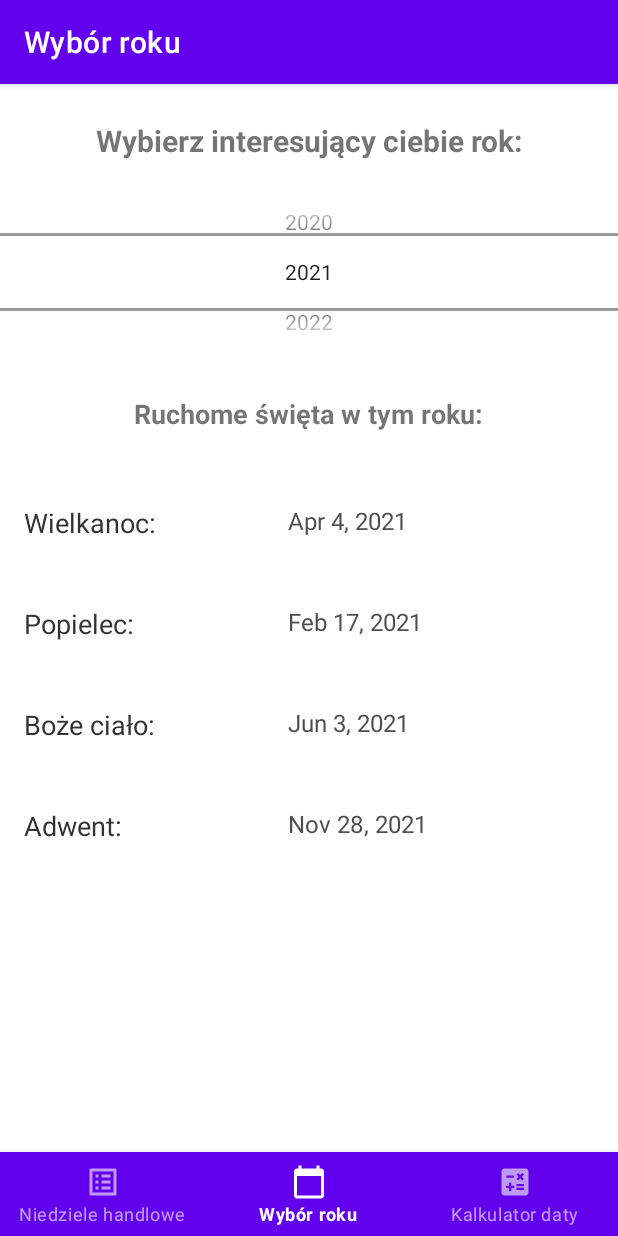
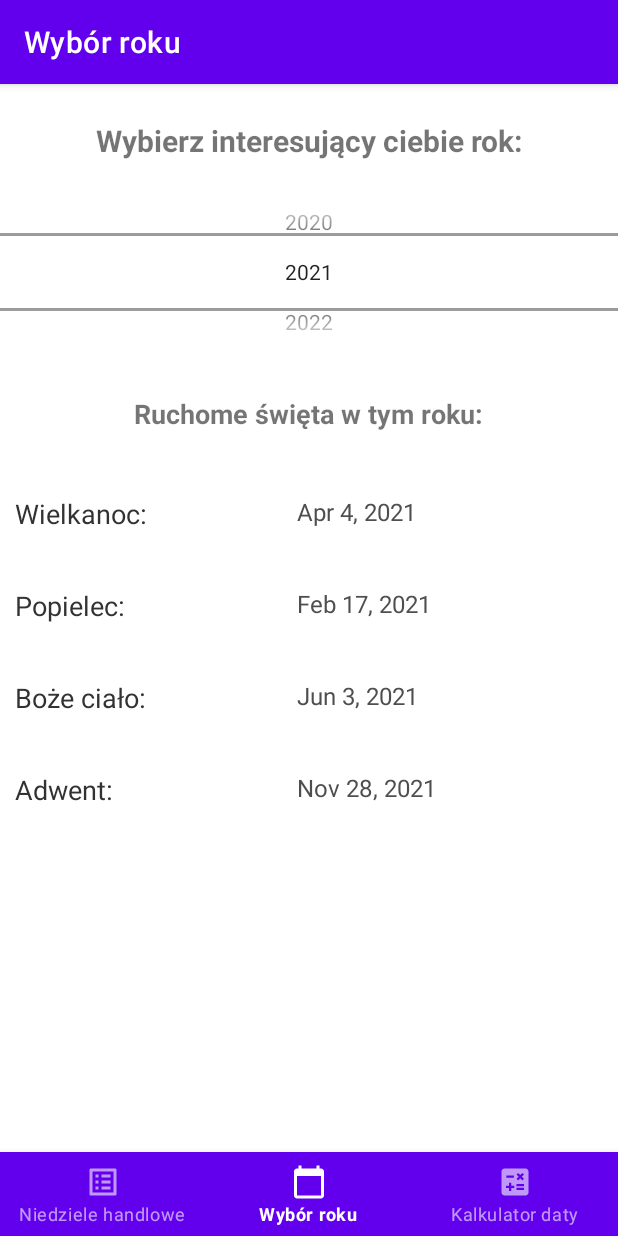
Before and after one commit to Cheriit/Perpetual_Calendar, an Android app: the screen it shows after launch (MainActivity), on a phone screen of 412 x 824 dp. Run offline under Robolectric (Android 15) with nearby library versions, the phone set to English and light mode, and no system bars; our stand-ins replace navigation-ui.

Commit message:
Event refactor

```diff
--- a/app/src/main/java/com/cherit/perpetualcalendar/ui/components/event_list/EventListFragment.kt
+++ b/app/src/main/java/com/cherit/perpetualcalendar/ui/components/event_list/EventListFragment.kt
@@ -1,20 +1,15 @@
 package com.cherit.perpetualcalendar.ui.components.event_list
 
 import android.os.Bundle
+import android.view.LayoutInflater
+import android.view.View
+import android.view.ViewGroup
 import androidx.fragment.app.Fragment
 import androidx.recyclerview.widget.LinearLayoutManager
 import androidx.recyclerview.widget.RecyclerView
-import android.view.LayoutInflater
-import android.view.View
-import android.view.ViewGroup
 import com.cherit.perpetualcalendar.R
-import com.cherit.perpetualcalendar.models.Event
 
 class EventListFragment : Fragment() {
-
-    override fun onCreate(savedInstanceState: Bundle?) {
-        super.onCreate(savedInstanceState)
-    }
 
     override fun onCreateView(
         inflater: LayoutInflater, container: ViewGroup?,
--- a/app/src/main/java/com/cherit/perpetualcalendar/ui/views/shopping_sunday/ShoppingSundayViewModel.kt
+++ b/app/src/main/java/com/cherit/perpetualcalendar/ui/views/shopping_sunday/ShoppingSundayViewModel.kt
@@ -1,12 +1,8 @@
 package com.cherit.perpetualcalendar.ui.views.shopping_sunday
 
-import androidx.lifecycle.LiveData
 import androidx.lifecycle.MutableLiveData
 import androidx.lifecycle.ViewModel
 import com.cherit.perpetualcalendar.models.Event
-import com.cherit.perpetualcalendar.utils.getShoppingSundayList
-import java.util.*
-import kotlin.collections.ArrayList
 
 class ShoppingSundayViewModel : ViewModel() {
 
--- a/app/src/main/java/com/cherit/perpetualcalendar/ui/views/year_selection/YearSelectionFragment.kt
+++ b/app/src/main/java/com/cherit/perpetualcalendar/ui/views/year_selection/YearSelectionFragment.kt
@@ -6,9 +6,7 @@ import android.view.View
 import android.view.ViewGroup
 import android.widget.NumberPicker
 import androidx.fragment.app.Fragment
-import androidx.lifecycle.Observer
 import androidx.lifecycle.ViewModelProvider
-import androidx.navigation.fragment.findNavController
 import androidx.recyclerview.widget.RecyclerView
 import com.cherit.perpetualcalendar.R
 import com.cherit.perpetualcalendar.ui.components.event_list.EventListRecyclerViewAdapter
--- a/app/src/main/java/com/cherit/perpetualcalendar/ui/views/year_selection/YearSelectionViewModel.kt
+++ b/app/src/main/java/com/cherit/perpetualcalendar/ui/views/year_selection/YearSelectionViewModel.kt
@@ -12,6 +12,4 @@ class YearSelectionViewModel : ViewModel() {
 
     var selectedYear: MutableLiveData<Int> = MutableLiveData<Int>(LocalDate.now().year)
 
-    var movingEvents: MutableLiveData<ArrayList<Event>> = MutableLiveData<ArrayList<Event>>()
-
 }
--- a/app/src/main/res/layout/fragment_event.xml
+++ b/app/src/main/res/layout/fragment_event.xml
@@ -6,9 +6,10 @@
 
     <TextView
         android:id="@+id/event_name"
-        android:layout_width="150dp"
+        android:layout_width="168dp"
         android:layout_height="wrap_content"
-        android:layout_margin="@dimen/text_margin"
+        android:layout_marginHorizontal="10dp"
+        android:layout_marginVertical="10dp"
         android:textAppearance="?attr/textAppearanceListItem"
         android:textColor="#323232"
         android:textSize="18sp" />
@@ -23,7 +24,8 @@
             android:layout_width="match_parent"
             android:layout_height="wrap_content"
             android:layout_marginStart="10dp"
-            android:layout_marginTop="@dimen/text_margin"
+            android:layout_marginTop="10dp"
+            android:layout_marginEnd="10dp"
             android:textAppearance="?attr/textAppearanceListItem"
             android:textColor="#4E4E4E"
             android:textSize="16sp" />
@@ -34,6 +36,7 @@
             android:layout_height="wrap_content"
             android:layout_marginStart="10dp"
             android:layout_marginTop="10dp"
+            android:layout_marginEnd="10dp"
             android:textAppearance="?attr/textAppearanceListItem"
             android:textColor="#4E4E4E"
             android:textSize="14sp" />
--- a/app/src/main/res/layout/fragment_event_list.xml
+++ b/app/src/main/res/layout/fragment_event_list.xml
@@ -8,6 +8,7 @@
     android:layout_height="match_parent"
     android:layout_marginLeft="16dp"
     android:layout_marginRight="16dp"
+    android:paddingBottom="20dp"
     app:layoutManager="LinearLayoutManager"
     tools:context=".ui.components.event_list.EventListFragment"
     tools:listitem="@layout/fragment_event" />
--- a/app/src/main/res/layout/fragment_shopping_sunday.xml
+++ b/app/src/main/res/layout/fragment_shopping_sunday.xml
@@ -7,7 +7,7 @@
     tools:context=".ui.views.shopping_sunday.ShoppingSundayFragment">
 
     <TextView
-        android:id="@+id/shoppingSundaysTextView"
+        android:id="@+id/shopping_sundays_text_view"
         android:layout_width="match_parent"
         android:layout_height="wrap_content"
         android:layout_marginStart="8dp"
@@ -33,7 +33,7 @@
         app:layout_constraintEnd_toEndOf="parent"
         app:layout_constraintHorizontal_bias="0.0"
         app:layout_constraintStart_toStartOf="parent"
-        app:layout_constraintTop_toBottomOf="@+id/shoppingSundaysTextView" />
+        app:layout_constraintTop_toBottomOf="@+id/shopping_sundays_text_view" />
 
 
 </androidx.constraintlayout.widget.ConstraintLayout>
--- a/app/src/main/res/layout/fragment_year_selection.xml
+++ b/app/src/main/res/layout/fragment_year_selection.xml
@@ -34,7 +34,7 @@
         />
 
     <TextView
-        android:id="@+id/movingEventsTextView"
+        android:id="@+id/moving_events_text_view"
         android:layout_width="wrap_content"
         android:layout_height="wrap_content"
         android:layout_marginTop="32dp"
@@ -56,6 +56,6 @@
         app:layout_constraintEnd_toEndOf="parent"
         app:layout_constraintHorizontal_bias="0.0"
         app:layout_constraintStart_toStartOf="parent"
-        app:layout_constraintTop_toBottomOf="@+id/movingEventsTextView" />
+        app:layout_constraintTop_toBottomOf="@+id/moving_events_text_view" />
 
 </androidx.constraintlayout.widget.ConstraintLayout>
```
